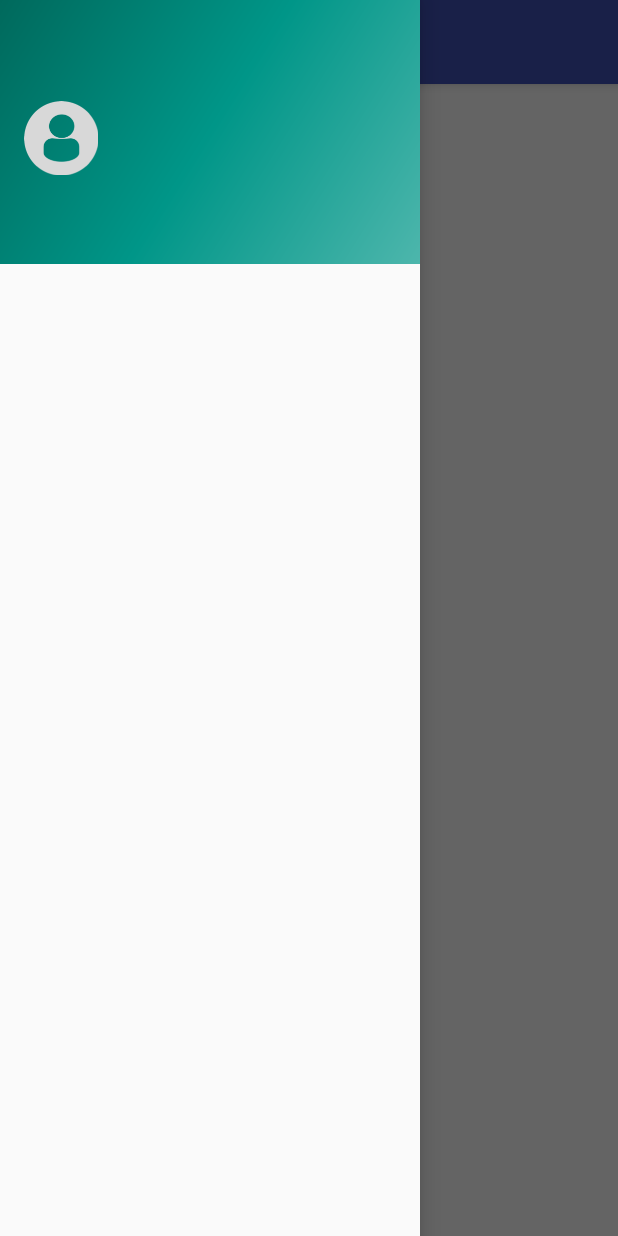
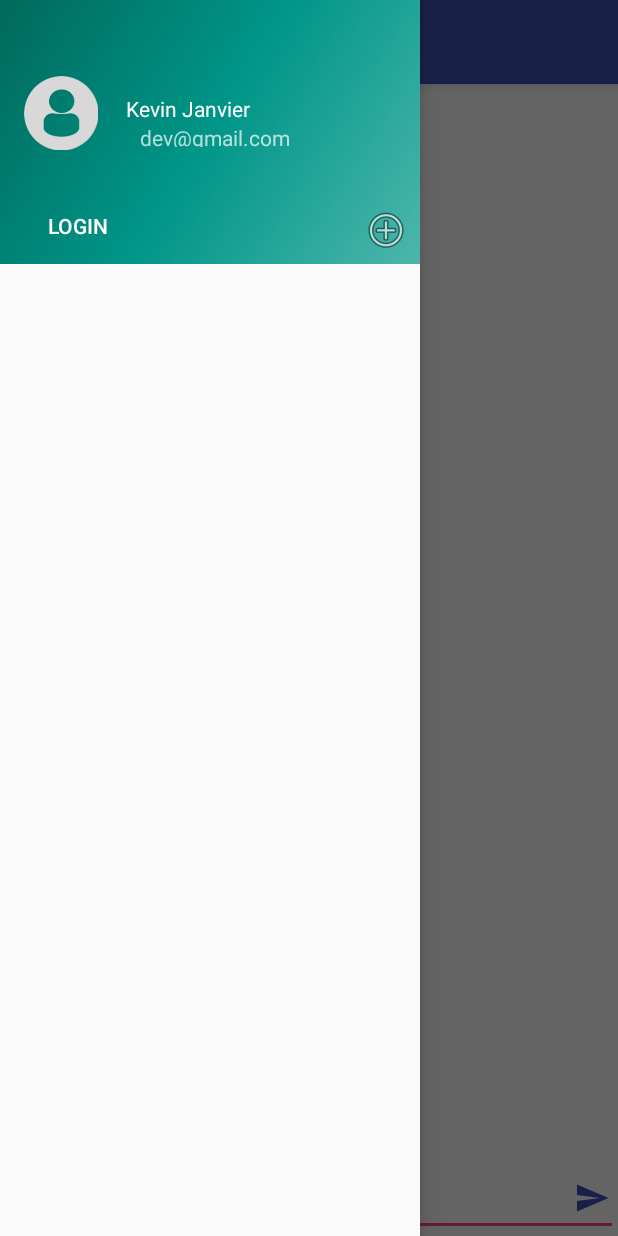
Before and after one commit to kevinjam/TalkTome-Chat, an Android app: the screen it shows after launch (MainActivity), with the side drawer open, on a phone screen of 412 x 824 dp. Run offline under Robolectric (Android 15) with nearby library versions, the phone set to English and light mode, and no system bars.

Commit message:
add recyclerview for messages ui

```diff
--- a/app/src/main/java/com/kevinjanvier/talktome/MainActivity.kt
+++ b/app/src/main/java/com/kevinjanvier/talktome/MainActivity.kt
@@ -4,6 +4,7 @@ import android.os.Bundle
 import android.support.v4.view.GravityCompat
 import android.support.v7.app.ActionBarDrawerToggle
 import android.support.v7.app.AppCompatActivity
+import android.view.View
 import kotlinx.android.synthetic.main.activity_main.*
 import kotlinx.android.synthetic.main.app_bar_main.*
 
@@ -27,6 +28,17 @@ class MainActivity : AppCompatActivity() {
             super.onBackPressed()
         }
     }
+fun loginNavClick(view: View){
+
+}
+
+    fun addChannelClick(view:View){
+
+    }
+
+    fun sendMessageClick(view: View){
+
+    }
 
 
 }
--- a/app/src/main/res/layout/content_main.xml
+++ b/app/src/main/res/layout/content_main.xml
@@ -8,4 +8,53 @@
     tools:context="com.kevinjanvier.talktome.MainActivity"
     tools:showIn="@layout/app_bar_main">
 
+
+    <TextView
+        android:id="@+id/messagechannelLogin"
+        android:layout_width="0dp"
+        android:layout_height="wrap_content"
+        android:layout_marginEnd="8dp"
+        android:layout_marginStart="8dp"
+        android:layout_marginTop="8dp"
+        android:text="Please Log in"
+        android:textAlignment="center"
+        android:textSize="18sp"
+        app:layout_constraintEnd_toEndOf="parent"
+        app:layout_constraintStart_toStartOf="parent"
+        app:layout_constraintTop_toTopOf="parent" />
+
+    <EditText
+        android:id="@+id/messagetextField"
+        android:layout_width="0dp"
+        android:layout_height="wrap_content"
+        android:ems="10"
+        android:hint="Message"
+        android:inputType="textMultiLine"
+        app:layout_constraintBottom_toBottomOf="parent"
+        app:layout_constraintEnd_toEndOf="parent"
+        app:layout_constraintHorizontal_bias="0.0"
+        app:layout_constraintStart_toStartOf="parent" />
+
+    <ImageButton
+        android:id="@+id/sendMessageBtn"
+        android:layout_width="35dp"
+        android:layout_height="35dp"
+        android:layout_marginBottom="8dp"
+        android:background="@android:color/transparent"
+        android:src="@drawable/ic_menu_send"
+        android:onClick="sendMessageClick"
+        android:tint="@color/colorPrimary"
+        app:layout_constraintBottom_toBottomOf="parent"
+        app:layout_constraintEnd_toEndOf="parent" />
+
+    <android.support.v7.widget.RecyclerView
+        android:id="@+id/messageListView"
+        android:layout_width="0dp"
+        android:layout_height="0dp"
+        android:layout_marginBottom="8dp"
+        app:layout_constraintBottom_toTopOf="@+id/messagetextField"
+        app:layout_constraintEnd_toEndOf="parent"
+        app:layout_constraintHorizontal_bias="0.0"
+        app:layout_constraintStart_toStartOf="parent"
+        app:layout_constraintTop_toBottomOf="@+id/messagechannelLogin" />
 </android.support.constraint.ConstraintLayout>
--- a/app/src/main/res/layout/nav_header_main.xml
+++ b/app/src/main/res/layout/nav_header_main.xml
@@ -11,40 +11,67 @@
     tools:layout_editor_absoluteY="25dp">
 
     <ImageView
-        android:id="@+id/imageView"
+        android:id="@+id/userImageNavHeader"
         android:layout_width="wrap_content"
         android:layout_height="wrap_content"
         android:layout_marginBottom="8dp"
         android:layout_marginStart="16dp"
         android:layout_marginTop="8dp"
         android:paddingTop="@dimen/nav_header_vertical_spacing"
-        app:layout_constraintBottom_toBottomOf="parent"
+        app:layout_constraintBottom_toTopOf="@+id/loginnavBtn"
         app:layout_constraintStart_toStartOf="parent"
         app:layout_constraintTop_toTopOf="parent"
+        app:layout_constraintVertical_bias="0.583"
         app:srcCompat="@drawable/profiledefault" />
 
     <TextView
-        android:id="@+id/textView2"
+        android:id="@+id/userEmailNavHeader"
         android:layout_width="wrap_content"
         android:layout_height="wrap_content"
         android:layout_marginEnd="8dp"
         android:layout_marginStart="8dp"
         android:layout_marginTop="12dp"
         android:paddingTop="@dimen/nav_header_vertical_spacing"
+        android:text="Kevin Janvier"
         android:textAppearance="@style/TextAppearance.AppCompat.Body1"
         app:layout_constraintEnd_toEndOf="parent"
         app:layout_constraintHorizontal_bias="0.093"
-        app:layout_constraintStart_toEndOf="@+id/imageView"
-        app:layout_constraintTop_toTopOf="@+id/imageView"
+        app:layout_constraintStart_toEndOf="@+id/userImageNavHeader"
+        app:layout_constraintTop_toTopOf="@+id/userImageNavHeader"
         tools:text="Kevin janvier" />
 
     <TextView
-        android:id="@+id/textView"
+        android:id="@+id/userEmailnavHeader"
         android:layout_width="wrap_content"
         android:layout_height="16dp"
         android:layout_marginStart="28dp"
-        app:layout_constraintStart_toEndOf="@+id/imageView"
-        app:layout_constraintTop_toBottomOf="@+id/textView2"
+        android:text="dev@gmail.com"
+        app:layout_constraintStart_toEndOf="@+id/userImageNavHeader"
+        app:layout_constraintTop_toBottomOf="@+id/userEmailNavHeader"
         tools:text="dev@gmail.com" />
 
+    <Button
+        android:id="@+id/loginnavBtn"
+        android:layout_width="wrap_content"
+        android:layout_height="35dp"
+        android:layout_marginBottom="8dp"
+        android:layout_marginStart="8dp"
+        android:background="@android:color/transparent"
+        android:onClick="loginNavClick"
+        android:text="Login"
+        app:layout_constraintBottom_toBottomOf="parent"
+        app:layout_constraintStart_toStartOf="parent" />
+
+    <ImageButton
+        android:id="@+id/addChannelBtn"
+        android:layout_width="30dp"
+        android:layout_height="30dp"
+        android:layout_marginBottom="8dp"
+        android:layout_marginEnd="8dp"
+        android:background="@android:color/transparent"
+        android:onClick="addChannelClick"
+        app:layout_constraintBottom_toBottomOf="parent"
+        app:layout_constraintEnd_toEndOf="parent"
+        app:srcCompat="@android:drawable/ic_menu_add" />
+
 </android.support.constraint.ConstraintLayout>
```
